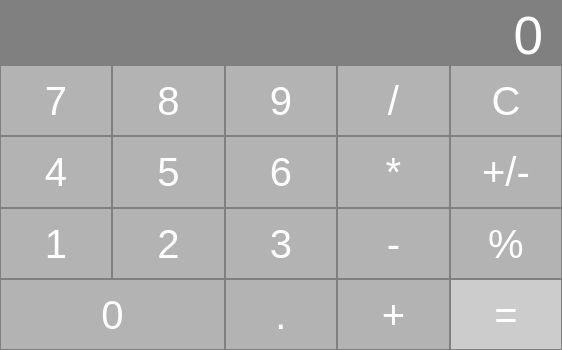
Qt form view/calculator.ui (hballard/qt-calculator) before a commit.
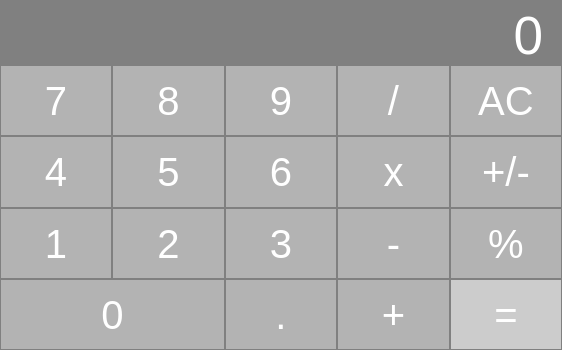
The same form after that commit.

```diff
--- a/view/calculator.ui
+++ b/view/calculator.ui
@@ -362,7 +362,7 @@
          <string notr="true"/>
         </property>
         <property name="text">
-         <string>*</string>
+         <string>x</string>
         </property>
         <property name="cssClass" stdset="0">
          <string>actions</string>
@@ -650,7 +650,7 @@
          <string notr="true"/>
         </property>
         <property name="text">
-         <string>C</string>
+         <string>AC</string>
         </property>
         <property name="cssClass" stdset="0">
          <string>actions</string>
```
Left out of the diff: 2 changed lines with no effect on the pictures.
